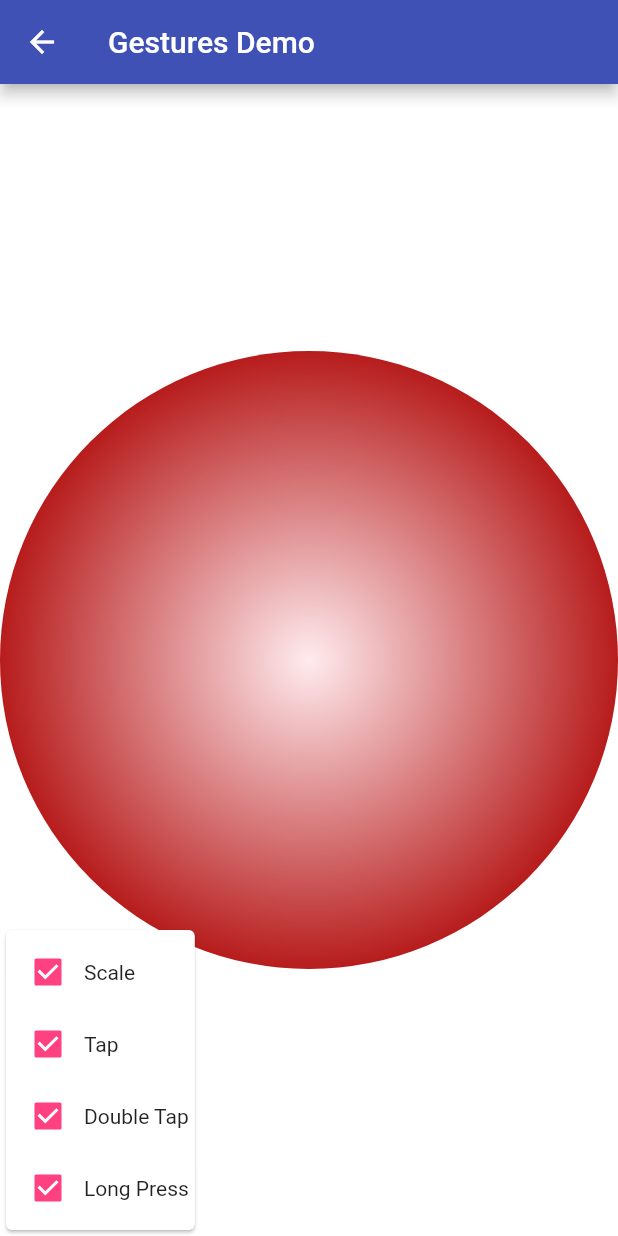
After one commit to hvpulok/flutter_poc, a Flutter app: the GesturePageDemo screen opened by its route, on a phone screen of 412 x 824 dp. The commit adds this screen. Run offline on Flutter 3.47's test engine with Material 2 defaults, Android fonts, the phone set to English and light mode, and no system bars; our stand-ins replace camera, flutter_sticky_header, font_awesome_flutter, google_maps_flutter; missing offline and left inert: barcode_scan; project files that could hold a hidden picture were left out.

Commit message:
added gesture to the Poc

```diff
--- /dev/null
+++ b/lib/gesture-page/gesture-page.dart
@@ -0,0 +1,211 @@
+// Copyright 2015 The Chromium Authors. All rights reserved.
+// Use of this source code is governed by a BSD-style license that can be
+// found in the LICENSE file.
+
+import 'package:flutter/material.dart';
+
+class _GesturePainter extends CustomPainter {
+  const _GesturePainter(
+      {this.zoom,
+      this.offset,
+      this.swatch,
+      this.forward,
+      this.scaleEnabled,
+      this.tapEnabled,
+      this.doubleTapEnabled,
+      this.longPressEnabled});
+
+  final double zoom;
+  final Offset offset;
+  final MaterialColor swatch;
+  final bool forward;
+  final bool scaleEnabled;
+  final bool tapEnabled;
+  final bool doubleTapEnabled;
+  final bool longPressEnabled;
+
+  @override
+  void paint(Canvas canvas, Size size) {
+    final Offset center = size.center(Offset.zero) * zoom + offset;
+    final double radius = size.width / 2.0 * zoom;
+    final Gradient gradient = RadialGradient(
+        colors: forward
+            ? <Color>[swatch.shade50, swatch.shade900]
+            : <Color>[swatch.shade900, swatch.shade50]);
+    final Paint paint = Paint()
+      ..shader = gradient.createShader(Rect.fromCircle(
+        center: center,
+        radius: radius,
+      ));
+    canvas.drawCircle(center, radius, paint);
+  }
+
+  @override
+  bool shouldRepaint(_GesturePainter oldPainter) {
+    return oldPainter.zoom != zoom ||
+        oldPainter.offset != offset ||
+        oldPainter.swatch != swatch ||
+        oldPainter.forward != forward ||
+        oldPainter.scaleEnabled != scaleEnabled ||
+        oldPainter.tapEnabled != tapEnabled ||
+        oldPainter.doubleTapEnabled != doubleTapEnabled ||
+        oldPainter.longPressEnabled != longPressEnabled;
+  }
+}
+
+class GesturePageDemo extends StatefulWidget {
+  @override
+  GestureDemoState createState() => GestureDemoState();
+}
+
+class GestureDemoState extends State<GesturePageDemo> {
+  Offset _startingFocalPoint;
+
+  Offset _previousOffset;
+  Offset _offset = Offset.zero;
+
+  double _previousZoom;
+  double _zoom = 1.0;
+
+  static const List<MaterialColor> kSwatches = <MaterialColor>[
+    Colors.red,
+    Colors.pink,
+    Colors.purple,
+    Colors.deepPurple,
+    Colors.indigo,
+    Colors.blue,
+    Colors.lightBlue,
+    Colors.cyan,
+    Colors.green,
+    Colors.lightGreen,
+    Colors.lime,
+    Colors.yellow,
+    Colors.amber,
+    Colors.orange,
+    Colors.deepOrange,
+    Colors.brown,
+    Colors.grey,
+    Colors.blueGrey,
+  ];
+  int _swatchIndex = 0;
+  MaterialColor _swatch = kSwatches.first;
+  MaterialColor get swatch => _swatch;
+
+  bool _forward = true;
+  bool _scaleEnabled = true;
+  bool _tapEnabled = true;
+  bool _doubleTapEnabled = true;
+  bool _longPressEnabled = true;
+
+  void _handleScaleStart(ScaleStartDetails details) {
+    setState(() {
+      _startingFocalPoint = details.focalPoint;
+      _previousOffset = _offset;
+      _previousZoom = _zoom;
+    });
+  }
+
+  void _handleScaleUpdate(ScaleUpdateDetails details) {
+    setState(() {
+      _zoom = _previousZoom * details.scale;
+
+      // Ensure that item under the focal point stays in the same place despite zooming
+      final Offset normalizedOffset =
+          (_startingFocalPoint - _previousOffset) / _previousZoom;
+      _offset = details.focalPoint - normalizedOffset * _zoom;
+    });
+  }
+
+  void _handleScaleReset() {
+    setState(() {
+      _zoom = 1.0;
+      _offset = Offset.zero;
+    });
+  }
+
+  void _handleColorChange() {
+    setState(() {
+      _swatchIndex += 1;
+      if (_swatchIndex == kSwatches.length) _swatchIndex = 0;
+      _swatch = kSwatches[_swatchIndex];
+    });
+  }
+
+  void _handleDirectionChange() {
+    setState(() {
+      _forward = !_forward;
+    });
+  }
+
+  @override
+  Widget build(BuildContext context) {
+    return Scaffold(
+        appBar: AppBar(title: const Text('Gestures Demo')),
+        body: Stack(fit: StackFit.expand, children: <Widget>[
+          GestureDetector(
+              onScaleStart: _scaleEnabled ? _handleScaleStart : null,
+              onScaleUpdate: _scaleEnabled ? _handleScaleUpdate : null,
+              onTap: _tapEnabled ? _handleColorChange : null,
+              onDoubleTap: _doubleTapEnabled ? _handleScaleReset : null,
+              onLongPress: _longPressEnabled ? _handleDirectionChange : null,
+              child: CustomPaint(
+                  painter: _GesturePainter(
+                      zoom: _zoom,
+                      offset: _offset,
+                      swatch: swatch,
+                      forward: _forward,
+                      scaleEnabled: _scaleEnabled,
+                      tapEnabled: _tapEnabled,
+                      doubleTapEnabled: _doubleTapEnabled,
+                      longPressEnabled: _longPressEnabled))),
+          Positioned(
+              bottom: 0.0,
+              left: 0.0,
+              child: Card(
+                  child: Container(
+                      padding: const EdgeInsets.all(4.0),
+                      child: Column(children: <Widget>[
+                        Row(children: <Widget>[
+                          Checkbox(
+                              value: _scaleEnabled,
+                              onChanged: (bool value) {
+                                setState(() {
+                                  _scaleEnabled = value;
+                                });
+                              }),
+                          const Text('Scale'),
+                        ]),
+                        Row(children: <Widget>[
+                          Checkbox(
+                              value: _tapEnabled,
+                              onChanged: (bool value) {
+                                setState(() {
+                                  _tapEnabled = value;
+                                });
+                              }),
+                          const Text('Tap'),
+                        ]),
+                        Row(children: <Widget>[
+                          Checkbox(
+                              value: _doubleTapEnabled,
+                              onChanged: (bool value) {
+                                setState(() {
+                                  _doubleTapEnabled = value;
+                                });
+                              }),
+                          const Text('Double Tap'),
+                        ]),
+                        Row(children: <Widget>[
+                          Checkbox(
+                              value: _longPressEnabled,
+                              onChanged: (bool value) {
+                                setState(() {
+                                  _longPressEnabled = value;
+                                });
+                              }),
+                          const Text('Long Press'),
+                        ]),
+                      ], crossAxisAlignment: CrossAxisAlignment.start)))),
+        ]));
+  }
+}
--- a/lib/google-map-page/google-map-page.dart
+++ b/lib/google-map-page/google-map-page.dart
@@ -2,7 +2,7 @@ import 'package:flutter/material.dart';
 import 'package:google_maps_flutter/google_maps_flutter.dart';
 
 class MapPage extends StatefulWidget {
-  final String title = 'Maps Sample App';
+  final String title = 'Google Map';
 
   // MapsDemo(this.title);
 
--- a/lib/home-page/drawer.dart
+++ b/lib/home-page/drawer.dart
@@ -46,6 +46,11 @@ class HomeDrawer extends StatelessWidget {
             dismissFn: onDismissed('Map'),
             nextRoute: '/map',
             icon: Icons.map),
+        DismissibleItem(
+            itemValue: 'Gesture',
+            dismissFn: onDismissed('Gesture'),
+            nextRoute: '/gesture',
+            icon: Icons.gesture),
         Divider(),
         ListTile(
             leading: Icon(Icons.exit_to_app),
--- a/lib/main.dart
+++ b/lib/main.dart
@@ -8,6 +8,7 @@ import './login-page/login_page.dart';
 import './shared/camera.dart';
 import './shared/barcode-page.dart';
 import './google-map-page/google-map-page.dart';
+import './gesture-page/gesture-page.dart';
 
 void main() => runApp(new MaterialApp(
     debugShowCheckedModeBanner: false,
@@ -29,5 +30,6 @@ Map<String, WidgetBuilder> appRoutes = <String, WidgetBuilder>{
   '/login': (BuildContext context) => LoginPage(),
   '/camera': (BuildContext context) => CameraPage(),
   '/barcode': (BuildContext context) => BarcodePage(),
-  '/map': (BuildContext context) => MapPage()
+  '/map': (BuildContext context) => MapPage(),
+  '/gesture': (BuildContext context) => GesturePageDemo()
 };
```
